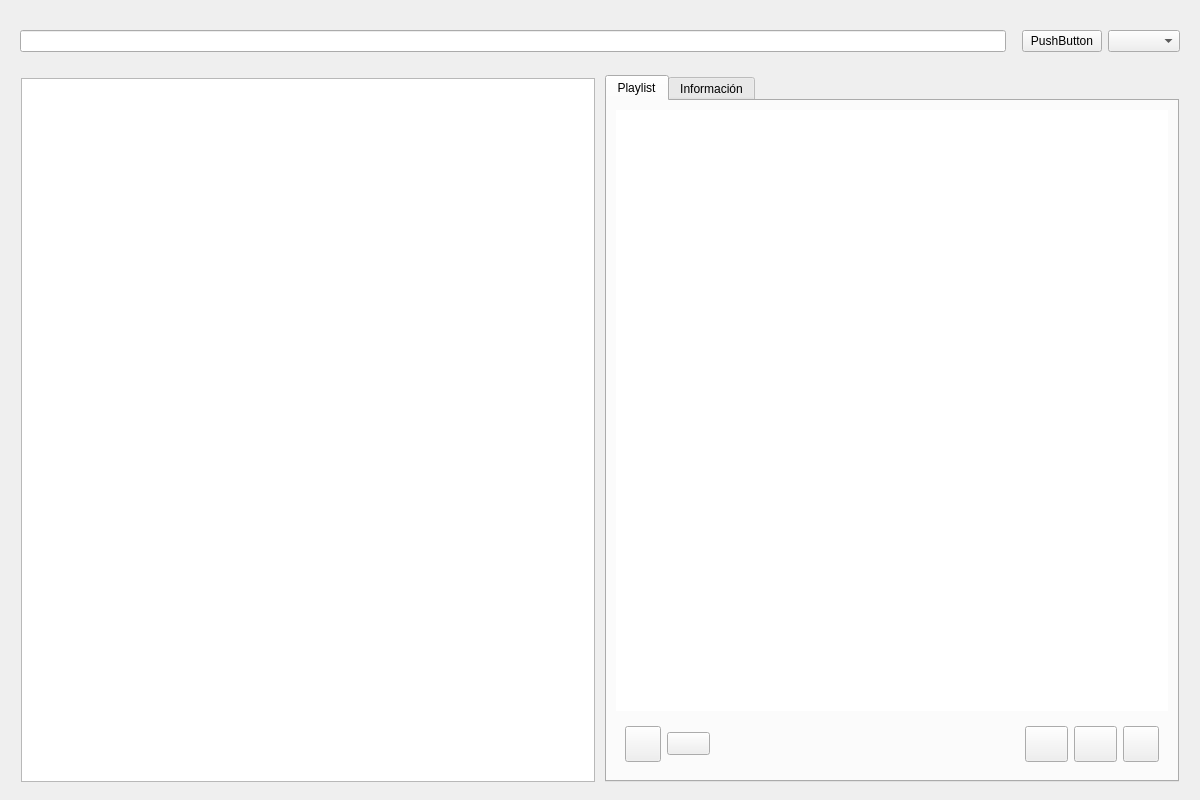
Old version of the form ui/url_player.ui in the repository volteret4/mfuz.
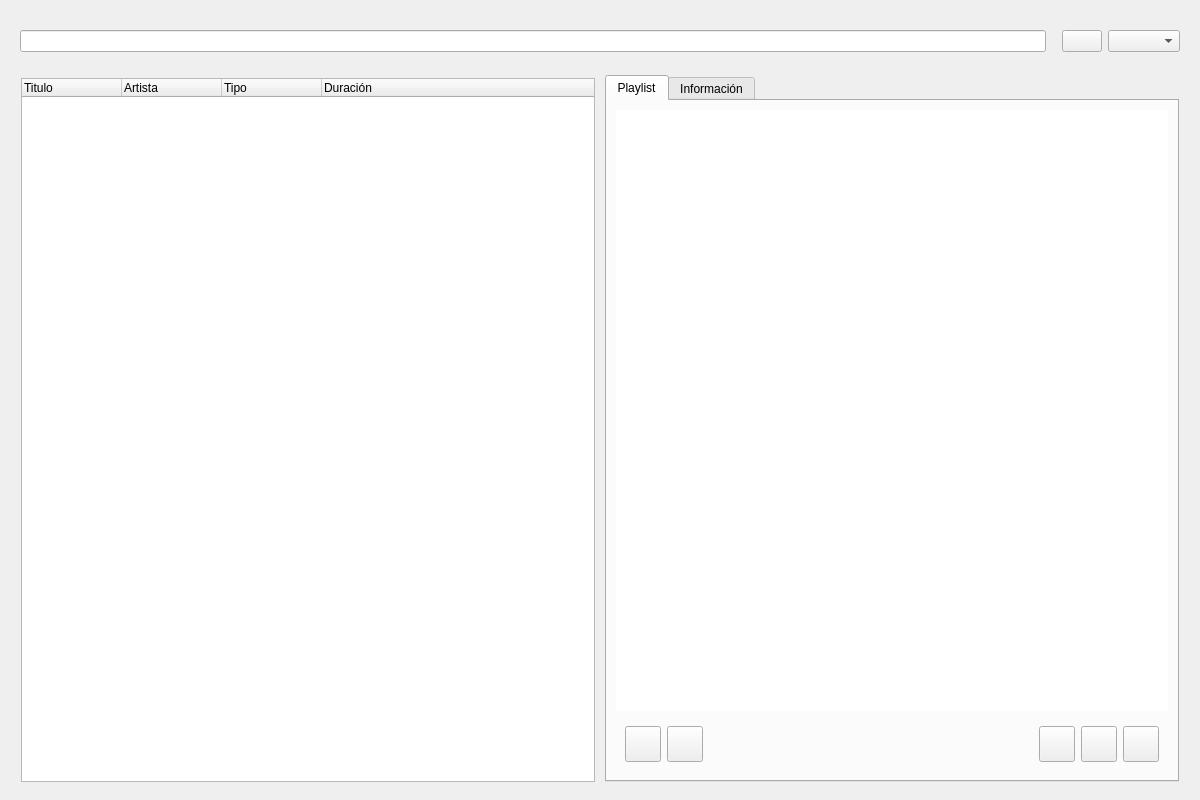
New version of the form. Icons and pictures are not drawn.

Commit message: botones url playlist

```diff
--- a/ui/url_player.ui
+++ b/ui/url_player.ui
@@ -186,7 +186,17 @@
       <item>
        <widget class="QPushButton" name="searchButton">
         <property name="text">
-         <string>PushButton</string>
+         <string/>
+        </property>
+        <property name="icon">
+         <iconset resource="../images.qrc">
+          <normaloff>:/services/blue_tape</normaloff>:/services/blue_tape</iconset>
+        </property>
+        <property name="iconSize">
+         <size>
+          <width>30</width>
+          <height>30</height>
+         </size>
         </property>
        </widget>
       </item>
@@ -252,12 +262,30 @@
            <property name="horizontalScrollBarPolicy">
             <enum>Qt::ScrollBarPolicy::ScrollBarAlwaysOff</enum>
            </property>
+           <property name="columnCount">
+            <number>4</number>
+           </property>
            <attribute name="headerVisible">
-            <bool>false</bool>
+            <bool>true</bool>
            </attribute>
            <column>
             <property name="text">
-             <string notr="true">1</string>
+             <string notr="true">Titulo</string>
+            </property>
+           </column>
+           <column>
+            <property name="text">
+             <string>Artista</string>
+            </property>
+           </column>
+           <column>
+            <property name="text">
+             <string>Tipo</string>
+            </property>
+           </column>
+           <column>
+            <property name="text">
+             <string>Duración</string>
             </property>
            </column>
           </widget>
@@ -461,6 +489,18 @@
                    </item>
                    <item>
                     <widget class="QPushButton" name="delButton">
+                     <property name="minimumSize">
+                      <size>
+                       <width>0</width>
+                       <height>0</height>
+                      </size>
+                     </property>
+                     <property name="maximumSize">
+                      <size>
+                       <width>36</width>
+                       <height>36</height>
+                      </size>
+                     </property>
                      <property name="font">
                       <font>
                        <family>Segoe UI</family>
@@ -471,6 +511,16 @@
                      <property name="text">
                       <string/>
                      </property>
+                     <property name="icon">
+                      <iconset resource="../images.qrc">
+                       <normaloff>:/services/b_minus_star</normaloff>:/services/b_minus_star</iconset>
+                     </property>
+                     <property name="iconSize">
+                      <size>
+                       <width>30</width>
+                       <height>30</height>
+                      </size>
+                     </property>
                     </widget>
                    </item>
                    <item>
@@ -490,6 +540,12 @@
                     <widget class="QPushButton" name="rewButton">
                      <property name="minimumSize">
                       <size>
+                       <width>0</width>
+                       <height>0</height>
+                      </size>
+                     </property>
+                     <property name="maximumSize">
+                      <size>
                        <width>36</width>
                        <height>36</height>
                       </size>
@@ -520,14 +576,14 @@
                     <widget class="QPushButton" name="playButton">
                      <property name="minimumSize">
                       <size>
-                       <width>36</width>
-                       <height>36</height>
+                       <width>0</width>
+                       <height>0</height>
                       </size>
                      </property>
                      <property name="maximumSize">
                       <size>
-                       <width>16777215</width>
-                       <height>16777215</height>
+                       <width>36</width>
+                       <height>36</height>
                       </size>
                      </property>
                      <property name="font">
```
Left out of the diff: 6 changed lines with no effect on the pictures.
